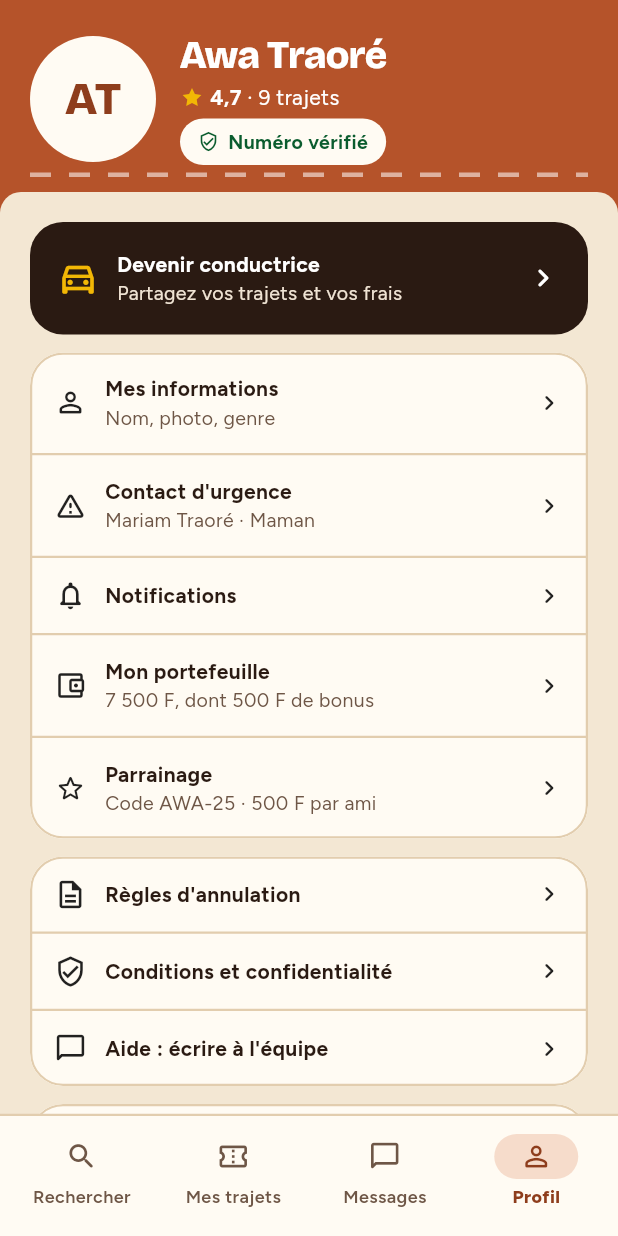
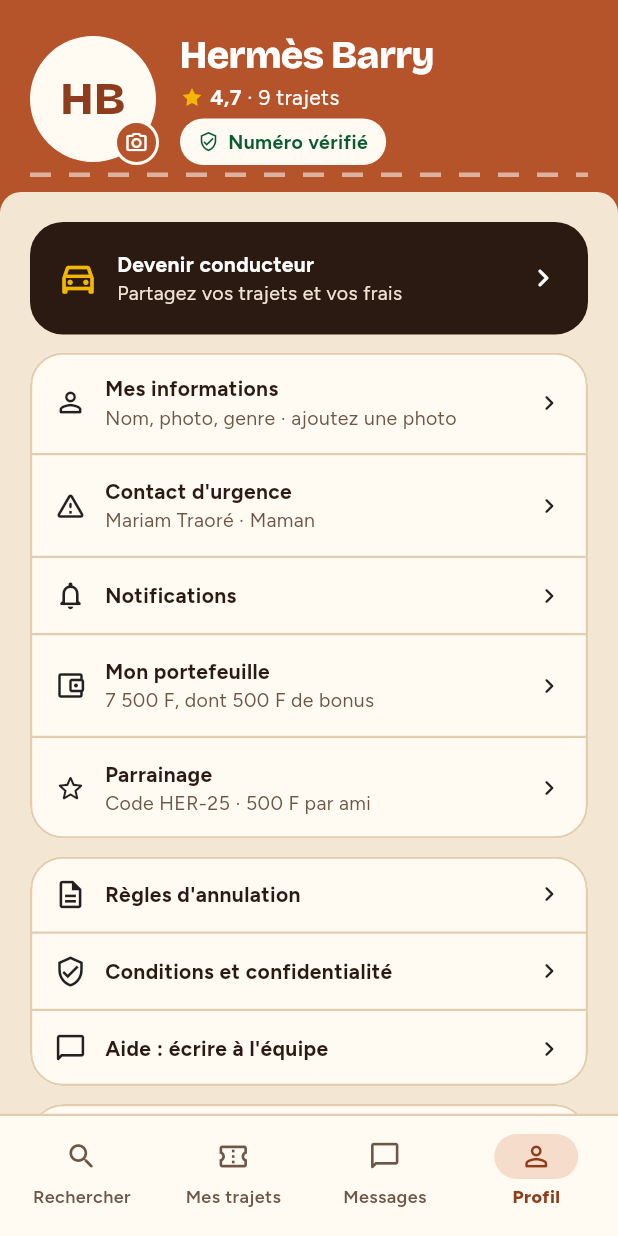
Before and after one commit to Hermes-bit/FasoCovoit, a Flutter app: the EspacePassager screen opened directly, item 4 of the bottom bar chosen, on a phone screen of 412 x 824 dp. Run offline on Flutter 3.47's test engine with Material 3 defaults, Android fonts, the phone set to English and light mode, and no system bars; our stand-ins replace image_picker, web.

Commit message:
feat: profile and document photos, demo account renamed Hermès Barry
Let users take a photo with the camera or import one from the gallery
(image_picker) for their profile picture, from the profile tab or
"Mes informations", and remove it. Drivers' document "Photo" buttons now
take or import a real photo and show a thumbnail. Photos stay in memory
for the session; nothing is uploaded. Add the iOS camera and photo
library usage descriptions.

The demo account 70 00 00 00 is now Hermès Barry (profile set to male),
so women-only trips are not offered to it and the texts use the masculine
forms.

Co-Authored-By: Claude Opus 5.5 <noreply@anthropic.com>

```diff
--- a/mobile/lib/model.dart
+++ b/mobile/lib/model.dart
@@ -1,5 +1,6 @@
 import 'dart:async';
 import 'dart:math' as math;
+import 'dart:typed_data';
 
 import 'package:flutter/widgets.dart';
 
@@ -699,9 +700,12 @@ class AppState extends ChangeNotifier {
     _changer();
   }
   String telephone = '70 00 00 00';
-  String prenom = 'Awa';
-  String nom = 'Traoré';
-  bool femme = true;
+  String prenom = 'Hermès';
+  String nom = 'Barry';
+  bool femme = false;
+
+  /// Photo de profil (prise ou importée), gardée en mémoire.
+  Uint8List? photo;
   String urgenceNom = 'Mariam Traoré';
   String urgenceTel = '+226 76 45 21 09';
   String urgenceLien = 'Maman';
@@ -816,10 +820,12 @@ class AppState extends ChangeNotifier {
     _compteCharge = tel;
     telephone = formaterTel(tel);
     final demo = tel == numeroDemo;
+    photo = null;
+    photosDocuments.clear();
     if (demo) {
-      prenom = 'Awa';
-      nom = 'Traoré';
-      femme = true;
+      prenom = 'Hermès';
+      nom = 'Barry';
+      femme = false;
       urgenceNom = 'Mariam Traoré';
       urgenceTel = '+226 76 45 21 09';
       urgenceLien = 'Maman';
@@ -953,6 +959,12 @@ class AppState extends ChangeNotifier {
     if (prenom != null && prenom.trim().isNotEmpty) this.prenom = prenom.trim();
     if (nom != null) this.nom = nom.trim();
     if (femme != null) this.femme = femme;
+    _changer();
+  }
+
+  /// Nouvelle photo de profil, ou null pour la retirer.
+  void majPhoto(Uint8List? octets) {
+    photo = octets == null || octets.isEmpty ? null : octets;
     _changer();
   }
 
@@ -1291,8 +1303,12 @@ class AppState extends ChangeNotifier {
 
   // ------------------------------------------------------------- conducteur
 
-  void envoyerDocument(String doc) {
+  /// Photos des documents du conducteur (CNIB, permis…), en mémoire.
+  final Map<String, Uint8List> photosDocuments = {};
+
+  void envoyerDocument(String doc, {Uint8List? photo}) {
     documentsEnvoyes.add(doc);
+    if (photo != null && photo.isNotEmpty) photosDocuments[doc] = photo;
     _changer();
   }
 
@@ -1910,7 +1926,7 @@ class AppState extends ChangeNotifier {
         equipe: true,
         messages: [
           Message(
-            'Bonjour Awa, le conducteur a annulé votre trajet Pissy → Zogona.',
+            'Bonjour $prenom, le conducteur a annulé votre trajet Pissy → Zogona.',
             annule.heureDepart,
           ),
           Message('Votre remboursement a été envoyé.', n.subtract(const Duration(days: 1))),
--- /dev/null
+++ b/mobile/lib/photo.dart
@@ -0,0 +1,136 @@
+import 'package:flutter/material.dart';
+import 'package:flutter/services.dart';
+import 'package:image_picker/image_picker.dart';
+
+import 'theme.dart';
+import 'ui.dart';
+
+enum SourcePhoto { appareil, galerie }
+
+/// Prend ou importe une photo et renvoie ses octets (null si annulé).
+/// Remplaçable dans les tests, où l'appareil photo n'existe pas.
+Future<Uint8List?> Function(SourcePhoto source, {bool selfie}) preneurPhoto = _imagePicker;
+
+Future<Uint8List?> _imagePicker(SourcePhoto source, {bool selfie = false}) async {
+  final fichier = await ImagePicker().pickImage(
+    source: source == SourcePhoto.appareil ? ImageSource.camera : ImageSource.gallery,
+    maxWidth: 1000,
+    maxHeight: 1000,
+    imageQuality: 80,
+    preferredCameraDevice: selfie ? CameraDevice.front : CameraDevice.rear,
+  );
+  return fichier?.readAsBytes();
+}
+
+/// Résultat du choix : une nouvelle photo, ou la demande de la retirer.
+class ChoixPhoto {
+  const ChoixPhoto.photo(Uint8List this.octets) : retirer = false;
+  const ChoixPhoto.retirer() : octets = null, retirer = true;
+  final Uint8List? octets;
+  final bool retirer;
+}
+
+/// Propose « Prendre une photo », « Importer une photo » et,
+/// si une photo existe déjà, « Retirer la photo ».
+Future<ChoixPhoto?> demanderPhoto(
+  BuildContext context, {
+  required String titre,
+  bool selfie = false,
+  bool peutRetirer = false,
+}) async {
+  final choix = await showModalBottomSheet<String>(
+    context: context,
+    builder: (c) => SafeArea(
+      child: Padding(
+        padding: const EdgeInsets.fromLTRB(20, 0, 20, 20),
+        child: Column(
+          mainAxisSize: MainAxisSize.min,
+          crossAxisAlignment: CrossAxisAlignment.stretch,
+          children: [
+            Text(titre, style: T.titre(22)),
+            const SizedBox(height: 12),
+            ListeCarte(
+              children: [
+                LigneListe(
+                  onTap: () => Navigator.pop(c, 'appareil'),
+                  children: const [
+                    Icon(Icons.photo_camera_outlined, size: 22),
+                    Bloc('Prendre une photo', "Avec l'appareil photo du téléphone"),
+                  ],
+                ),
+                LigneListe(
+                  onTap: () => Navigator.pop(c, 'galerie'),
+                  children: const [
+                    Icon(Icons.photo_library_outlined, size: 22),
+                    Bloc('Importer une photo', 'Depuis la galerie ou les fichiers'),
+                  ],
+                ),
+                if (peutRetirer)
+                  LigneListe(
+                    onTap: () => Navigator.pop(c, 'retirer'),
+                    children: const [
+                      Icon(Icons.delete_outline_rounded, size: 22, color: C.sos),
+                      Bloc('Retirer la photo'),
+                    ],
+                  ),
+              ],
+            ),
+          ],
+        ),
+      ),
+    ),
+  );
+  if (choix == null || !context.mounted) return null;
+  if (choix == 'retirer') return const ChoixPhoto.retirer();
+  try {
+    final octets = await preneurPhoto(
+      choix == 'appareil' ? SourcePhoto.appareil : SourcePhoto.galerie,
+      selfie: selfie,
+    );
+    if (octets == null || octets.isEmpty) return null;
+    return ChoixPhoto.photo(octets);
+  } on PlatformException catch (e) {
+    if (context.mounted) {
+      message(
+        context,
+        e.code.contains('denied') || e.code.contains('access')
+            ? "Autorisez l'accès à l'appareil photo et aux photos dans les réglages du téléphone."
+            : "Impossible d'ouvrir l'appareil photo ou la galerie.",
+      );
+    }
+    return null;
+  }
+}
+
+/// Photo ronde (profil) : image si disponible, sinon les initiales.
+class PhotoRonde extends StatelessWidget {
+  const PhotoRonde({
+    super.key,
+    required this.photo,
+    required this.initiales,
+    this.taille = 46,
+    this.fond = C.lateriteC,
+    this.texte = C.lateriteF,
+  });
+  final Uint8List? photo;
+  final String initiales;
+  final double taille;
+  final Color fond;
+  final Color texte;
+
+  @override
+  Widget build(BuildContext context) {
+    if (photo == null) return Ava(initiales, taille: taille, fond: fond, texte: texte);
+    return ClipOval(
+      child: Image.memory(
+        photo!,
+        width: taille,
+        height: taille,
+        fit: BoxFit.cover,
+        gaplessPlayback: true,
+        semanticLabel: 'Photo de profil',
+        errorBuilder: (_, _, _) => Ava(initiales, taille: taille, fond: fond, texte: texte),
+      ),
+    );
+  }
+}
--- a/mobile/lib/screens/compte.dart
+++ b/mobile/lib/screens/compte.dart
@@ -5,6 +5,7 @@ import 'package:flutter/services.dart';
 
 import '../model.dart';
 import '../painters.dart';
+import '../photo.dart';
 import '../theme.dart';
 import '../ui.dart';
 
@@ -251,7 +252,7 @@ class _NumeroEcranState extends State<NumeroEcran> {
               children: [
                 const TextSpan(text: 'Compte de démonstration : '),
                 TextSpan(text: AppState.formaterTel(AppState.numeroDemo), style: T.gras),
-                const TextSpan(text: ' (Awa, avec son historique). Tout autre numéro crée un nouveau compte.'),
+                const TextSpan(text: ' (Hermès Barry, avec son historique). Tout autre numéro crée un nouveau compte.'),
               ],
             ),
           ),
@@ -556,24 +557,9 @@ class _ProfilEcranState extends State<ProfilEcran> {
         children: [
           Column(
             children: [
-              Semantics(
-                button: true,
-                label: 'Prendre une photo',
-                child: InkWell(
-                  customBorder: const CircleBorder(),
-                  onTap: () => message(context, 'La photo se prendra avec l’appareil photo du téléphone.'),
-                  child: CustomPaint(
-                    painter: _CerclePointille(),
-                    child: const SizedBox(
-                      width: 84,
-                      height: 84,
-                      child: Icon(Icons.photo_camera_outlined, size: 30),
-                    ),
-                  ),
-                ),
-              ),
+              const BoutonPhotoProfil(),
               const SizedBox(height: 8),
-              const Doux("Photo prise avec l'appli, visage bien visible", taille: 14),
+              const Doux('Prenez ou importez une photo, visage bien visible', taille: 14),
             ],
           ),
           Column(
@@ -607,6 +593,76 @@ class _ProfilEcranState extends State<ProfilEcran> {
       ),
     ],
   );
+}
+
+/// Photo de profil : appuyer pour prendre, importer ou retirer la photo.
+class BoutonPhotoProfil extends StatelessWidget {
+  const BoutonPhotoProfil({super.key, this.taille = 84, this.initiales = false});
+  final double taille;
+
+  /// Sans photo : afficher les initiales plutôt que le cercle « ajouter ».
+  final bool initiales;
+
+  @override
+  Widget build(BuildContext context) {
+    final s = AppScope.of(context);
+    Future<void> changer() async {
+      final choix = await demanderPhoto(
+        context,
+        titre: 'Photo de profil',
+        selfie: true,
+        peutRetirer: s.photo != null,
+      );
+      if (choix == null) return;
+      s.majPhoto(choix.octets);
+    }
+
+    return Semantics(
+      button: true,
+      label: s.photo == null ? 'Ajouter une photo de profil' : 'Changer la photo de profil',
+      excludeSemantics: true,
+      child: InkWell(
+        customBorder: const CircleBorder(),
+        onTap: changer,
+        child: Stack(
+          clipBehavior: Clip.none,
+          children: [
+            if (s.photo != null || initiales)
+              PhotoRonde(
+                photo: s.photo,
+                initiales: s.moi.initiales,
+                taille: taille,
+                fond: C.surface,
+                texte: C.lateriteF,
+              )
+            else
+              CustomPaint(
+                painter: _CerclePointille(),
+                child: SizedBox(
+                  width: taille,
+                  height: taille,
+                  child: const Icon(Icons.add_a_photo_outlined, size: 30),
+                ),
+              ),
+            Positioned(
+              right: -2,
+              bottom: -2,
+              child: Container(
+                width: 30,
+                height: 30,
+                decoration: BoxDecoration(
+                  color: C.laterite,
+                  shape: BoxShape.circle,
+                  border: Border.all(color: C.surface, width: 2),
+                ),
+                child: const Icon(Icons.photo_camera_outlined, size: 16, color: Colors.white),
+              ),
+            ),
+          ],
+        ),
+      ),
+    );
+  }
 }
 
 class _CerclePointille extends CustomPainter {
--- a/mobile/lib/screens/conducteur.dart
+++ b/mobile/lib/screens/conducteur.dart
@@ -7,6 +7,7 @@ import '../formats.dart';
 import '../google_maps_embed.dart';
 import '../model.dart';
 import '../painters.dart';
+import '../photo.dart';
 import '../theme.dart';
 import '../ui.dart';
 import 'colis.dart';
@@ -1791,7 +1792,7 @@ class ProfilConducteurOnglet extends StatelessWidget {
           children: [
             Row(
               children: [
-                Ava(s.moi.initiales, taille: 84, fond: C.etoile, texte: C.encre),
+                PhotoRonde(photo: s.photo, initiales: s.moi.initiales, taille: 84, fond: C.etoile, texte: C.encre),
                 const SizedBox(width: 16),
                 Expanded(
                   child: Column(
--- a/mobile/lib/screens/messages_profil.dart
+++ b/mobile/lib/screens/messages_profil.dart
@@ -404,7 +404,7 @@ class ProfilOnglet extends StatelessWidget {
           children: [
             Row(
               children: [
-                Ava(s.moi.initiales, taille: 84, fond: C.surface, texte: C.lateriteF),
+                const BoutonPhotoProfil(initiales: true),
                 const SizedBox(width: 16),
                 Expanded(
                   child: Column(
@@ -458,7 +458,12 @@ class ProfilOnglet extends StatelessWidget {
             ),
             ListeCarte(
               children: [
-                ligne(Icons.person_outline_rounded, 'Mes informations', sous: 'Nom, photo, genre', onTap: () => ouvrir(context, const ProfilEcran())),
+                ligne(
+                  Icons.person_outline_rounded,
+                  'Mes informations',
+                  sous: s.photo == null ? 'Nom, photo, genre · ajoutez une photo' : 'Nom, photo, genre',
+                  onTap: () => ouvrir(context, const ProfilEcran()),
+                ),
                 ligne(
                   Icons.warning_amber_rounded,
                   "Contact d'urgence",
--- a/mobile/lib/screens/passager.dart
+++ b/mobile/lib/screens/passager.dart
@@ -8,6 +8,7 @@ import '../formats.dart';
 import '../google_maps_embed.dart';
 import '../model.dart';
 import '../painters.dart';
+import '../photo.dart';
 import '../theme.dart';
 import '../ui.dart';
 import 'colis.dart';
@@ -1092,7 +1093,7 @@ class _BilletEcranState extends State<BilletEcran> {
                   ),
                   Row(
                     children: [
-                      Ava(s.moi.initiales),
+                      PhotoRonde(photo: s.photo, initiales: s.moi.initiales),
                       const SizedBox(width: 12),
                       Bloc(s.moi.complet, 'Billet nominatif, non cessible'),
                     ],
--- a/mobile/pubspec.yaml
+++ b/mobile/pubspec.yaml
@@ -37,6 +37,7 @@ dependencies:
   # Use with the CupertinoIcons class for iOS style icons.
   cupertino_icons: ^1.0.8
   web: ^1.1.1
+  image_picker: ^1.2.4
 
 dev_dependencies:
   flutter_test:
```
Also changed, not shown: mobile/lib/screens/devenir.dart (+19 -2 lines), mobile/pubspec.lock, 4 other files.
